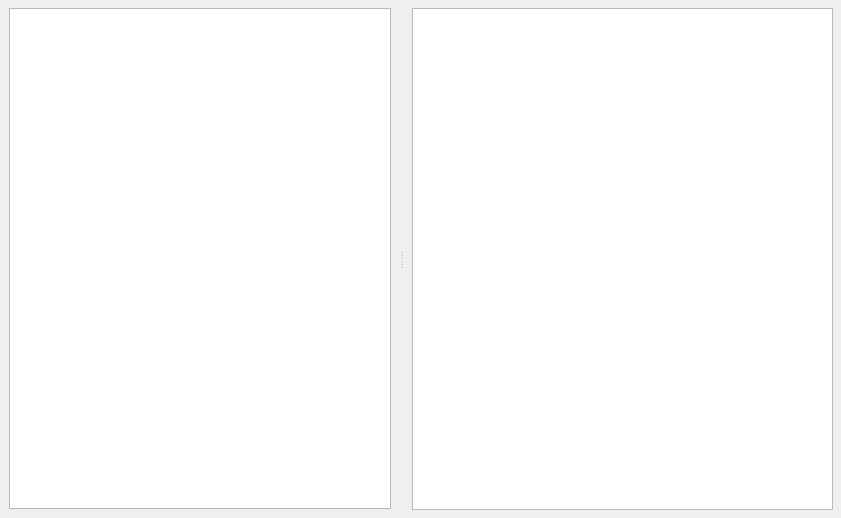
test-o-u/GridCal, file src/GridCal/Gui/RmsModelEditor/rms_model_editor.ui: the form before one commit.
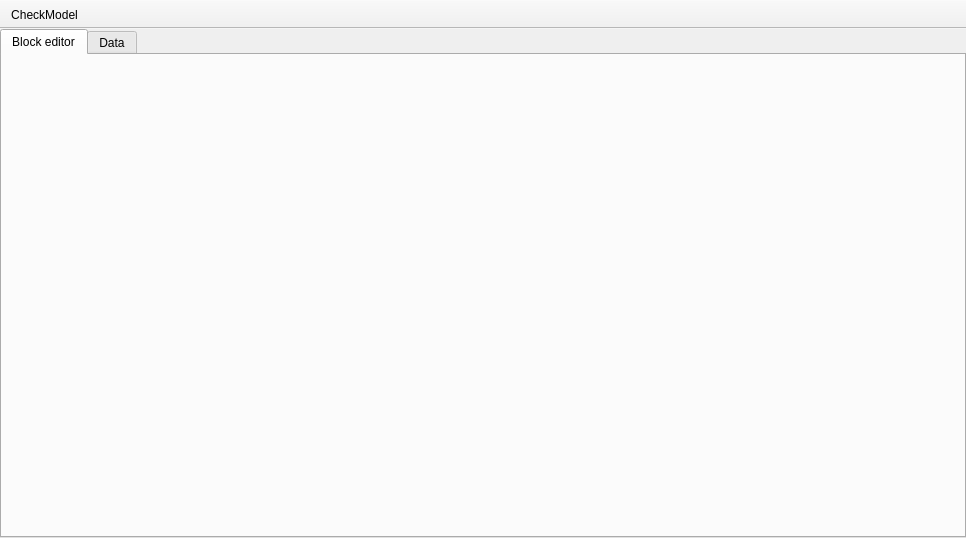
The form after the commit. Icons and pictures are not drawn.

Commit message: integrated block editor into the rms editor dialogue

```diff
--- a/src/GridCal/Gui/RmsModelEditor/rms_model_editor.ui
+++ b/src/GridCal/Gui/RmsModelEditor/rms_model_editor.ui
@@ -1,40 +1,52 @@
 <?xml version="1.0" encoding="UTF-8"?>
 <ui version="4.0">
  <class>MainWindow</class>
- <widget class="QDialog" name="MainWindow">
+ <widget class="QMainWindow" name="MainWindow">
   <property name="geometry">
    <rect>
     <x>0</x>
     <y>0</y>
-    <width>841</width>
-    <height>518</height>
+    <width>966</width>
+    <height>538</height>
    </rect>
   </property>
   <property name="windowTitle">
    <string>RMS Model editor</string>
   </property>
-  <property name="windowIcon">
-   <iconset resource="icons.qrc">
-    <normaloff>:/Icons/icons/dyn.svg</normaloff>:/Icons/icons/dyn.svg</iconset>
-  </property>
-  <layout class="QVBoxLayout" name="verticalLayout_2">
-   <property name="leftMargin">
-    <number>0</number>
-   </property>
-   <property name="topMargin">
-    <number>0</number>
-   </property>
-   <property name="rightMargin">
-    <number>0</number>
-   </property>
-   <property name="bottomMargin">
-    <number>0</number>
-   </property>
-   <item>
+  <widget class="QWidget" name="centralwidget">
     <layout class="QVBoxLayout" name="verticalLayout">
-     <property name="spacing">
+    <property name="leftMargin">
       <number>0</number>
      </property>
+    <property name="topMargin">
+     <number>0</number>
+    </property>
+    <property name="rightMargin">
+     <number>0</number>
+    </property>
+    <property name="bottomMargin">
+     <number>0</number>
+    </property>
+    <item>
+     <widget class="QTabWidget" name="tabWidget">
+      <property name="currentIndex">
+       <number>0</number>
+      </property>
+      <widget class="QWidget" name="tab">
+       <attribute name="title">
+        <string>Block editor</string>
+       </attribute>
+       <layout class="QVBoxLayout" name="verticalLayout_4">
+        <item>
+         <layout class="QVBoxLayout" name="editorLayout"/>
+        </item>
+       </layout>
+      </widget>
+      <widget class="QWidget" name="tab_2">
+       <attribute name="title">
+        <string>Data</string>
+       </attribute>
+       <layout class="QVBoxLayout" name="verticalLayout_3">
      <item>
       <widget class="QSplitter" name="splitter_3">
        <property name="orientation">
@@ -90,24 +102,32 @@
       </widget>
      </item>
     </layout>
-   </item>
-  </layout>
-  <action name="actionCopy_to_clipboard">
-   <property name="icon">
-    <iconset>
-     <normaloff>:/Icons/icons/copy.svg</normaloff>:/Icons/icons/copy.svg</iconset>
+      </widget>
+     </widget>
+    </item>
+   </layout>
+  </widget>
+  <widget class="QToolBar" name="toolBar">
+   <property name="windowTitle">
+    <string>toolBar</string>
    </property>
-   <property name="text">
-    <string>Copy to clipboard</string>
+   <property name="movable">
+    <bool>false</bool>
    </property>
-  </action>
-  <action name="actionSave">
-   <property name="icon">
-    <iconset>
-     <normaloff>:/Icons/icons/import_profiles.svg</normaloff>:/Icons/icons/import_profiles.svg</iconset>
-   </property>
+   <attribute name="toolBarArea">
+    <enum>TopToolBarArea</enum>
+   </attribute>
+   <attribute name="toolBarBreak">
+    <bool>false</bool>
+   </attribute>
+   <addaction name="actionCheckModel"/>
+  </widget>
+  <action name="actionCheckModel">
    <property name="text">
-    <string>Save</string>
+    <string>CheckModel</string>
+   </property>
+   <property name="menuRole">
+    <enum>QAction::MenuRole::NoRole</enum>
    </property>
   </action>
  </widget>
```
Left out of the diff: 2 changed lines with no effect on the pictures. Lines whose indentation alone changed are shown as unchanged. The commit also changes 5 other files.
